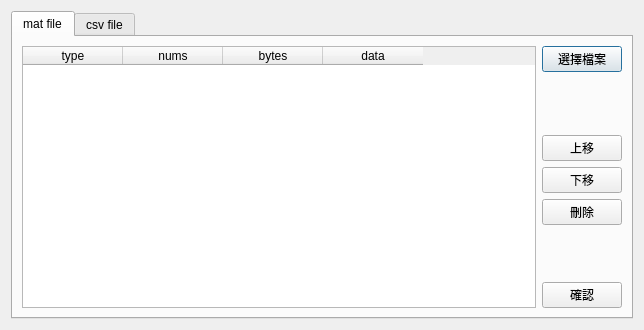
Above: ui/hmi_load_dialog.ui from mickey9910326/ASA_HMI_Data_Agent before the change. Below: the same form after it.
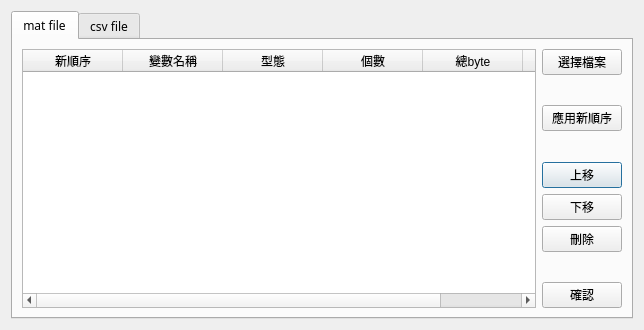
That is the form after the change.

Patch:
```diff
--- a/ui/hmi_load_dialog.ui
+++ b/ui/hmi_load_dialog.ui
@@ -10,8 +10,13 @@
     <height>330</height>
    </rect>
   </property>
+  <property name="font">
+   <font>
+    <family>微軟正黑體</family>
+   </font>
+  </property>
   <property name="windowTitle">
-   <string>Dialog</string>
+   <string>HmiLoadDialog</string>
   </property>
   <layout class="QGridLayout" name="gridLayout">
    <item row="0" column="0">
@@ -24,64 +29,33 @@
        <string>mat file</string>
       </attribute>
       <layout class="QGridLayout" name="gridLayout_3">
-       <item row="1" column="1">
-        <widget class="QPushButton" name="pushButton_load">
-         <property name="text">
-          <string>選擇檔案</string>
-         </property>
-        </widget>
-       </item>
-       <item row="1" column="0" rowspan="8">
-        <widget class="QTableWidget" name="tableWidget_mat">
-         <column>
-          <property name="text">
-           <string>type</string>
-          </property>
-         </column>
-         <column>
-          <property name="text">
-           <string>nums</string>
-          </property>
-         </column>
-         <column>
-          <property name="text">
-           <string>bytes</string>
-          </property>
-         </column>
-         <column>
-          <property name="text">
-           <string>data</string>
-          </property>
-         </column>
-        </widget>
-       </item>
-       <item row="7" column="1">
-        <spacer name="verticalSpacer">
-         <property name="orientation">
-          <enum>Qt::Vertical</enum>
-         </property>
-         <property name="sizeHint" stdset="0">
-          <size>
-           <width>20</width>
-           <height>40</height>
-          </size>
-         </property>
-        </spacer>
-       </item>
        <item row="8" column="1">
-        <widget class="QPushButton" name="pushButton_confirm">
-         <property name="text">
-          <string>確認</string>
+        <spacer name="verticalSpacer">
+         <property name="orientation">
+          <enum>Qt::Vertical</enum>
          </property>
-        </widget>
+         <property name="sizeHint" stdset="0">
+          <size>
+           <width>20</width>
+           <height>40</height>
+          </size>
+         </property>
+        </spacer>
        </item>
-       <item row="4" column="1">
+       <item row="5" column="1">
         <widget class="QPushButton" name="pushButton_up">
          <property name="text">
           <string>上移</string>
          </property>
         </widget>
        </item>
+       <item row="9" column="1">
+        <widget class="QPushButton" name="pushButton_confirm">
+         <property name="text">
+          <string>確認</string>
+         </property>
+        </widget>
+       </item>
        <item row="2" column="1">
         <spacer name="verticalSpacer_2">
          <property name="orientation">
@@ -95,20 +69,81 @@
          </property>
         </spacer>
        </item>
-       <item row="5" column="1">
+       <item row="1" column="0" rowspan="9">
+        <widget class="QTableWidget" name="tableWidget_mat">
+         <column>
+          <property name="text">
+           <string>新順序</string>
+          </property>
+         </column>
+         <column>
+          <property name="text">
+           <string>變數名稱</string>
+          </property>
+         </column>
+         <column>
+          <property name="text">
+           <string>型態</string>
+          </property>
+         </column>
+         <column>
+          <property name="text">
+           <string>個數</string>
+          </property>
+         </column>
+         <column>
+          <property name="text">
+           <string>總byte</string>
+          </property>
+         </column>
+         <column>
+          <property name="text">
+           <string>資料</string>
+          </property>
+         </column>
+        </widget>
+       </item>
+       <item row="6" column="1">
         <widget class="QPushButton" name="pushButton_down">
          <property name="text">
           <string>下移</string>
          </property>
         </widget>
        </item>
-       <item row="6" column="1">
+       <item row="7" column="1">
         <widget class="QPushButton" name="pushButton_delete">
          <property name="text">
           <string>刪除</string>
          </property>
         </widget>
        </item>
+       <item row="1" column="1">
+        <widget class="QPushButton" name="pushButton_load">
+         <property name="text">
+          <string>選擇檔案</string>
+         </property>
+        </widget>
+       </item>
+       <item row="3" column="1">
+        <widget class="QPushButton" name="pushButton_newSeq">
+         <property name="text">
+          <string>應用新順序</string>
+         </property>
+        </widget>
+       </item>
+       <item row="4" column="1">
+        <spacer name="verticalSpacer_3">
+         <property name="orientation">
+          <enum>Qt::Vertical</enum>
+         </property>
+         <property name="sizeHint" stdset="0">
+          <size>
+           <width>20</width>
+           <height>40</height>
+          </size>
+         </property>
+        </spacer>
+       </item>
       </layout>
      </widget>
      <widget class="QWidget" name="tab_csv">
```
Left out of the diff: 10 changed lines with no effect on the pictures.
